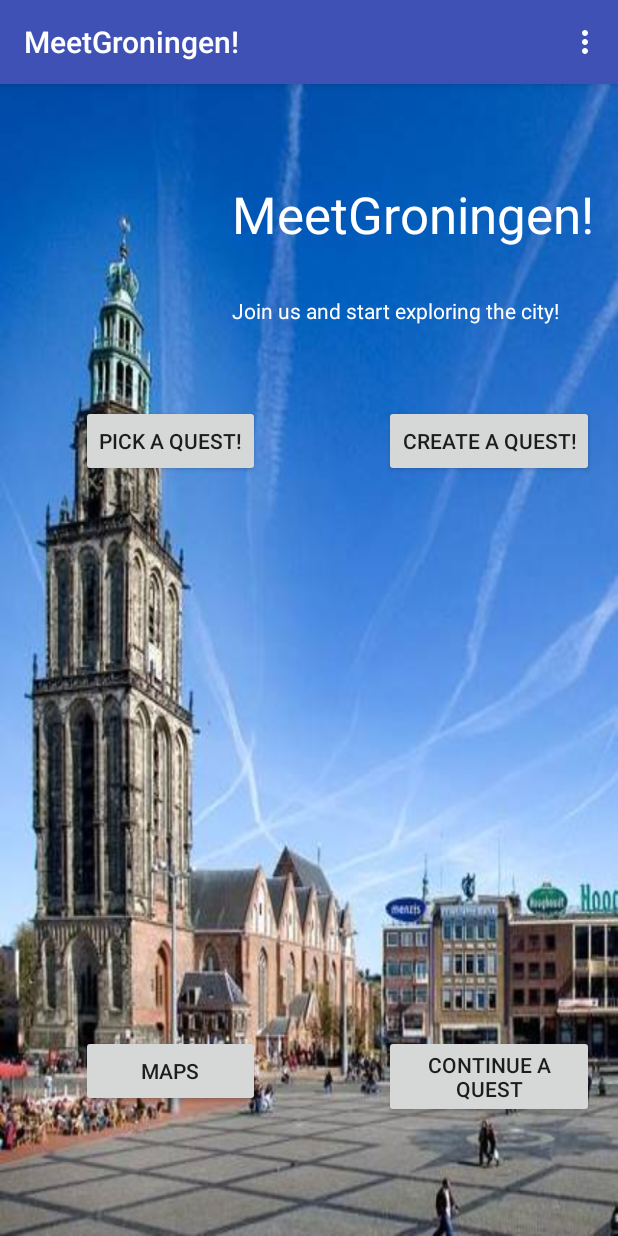
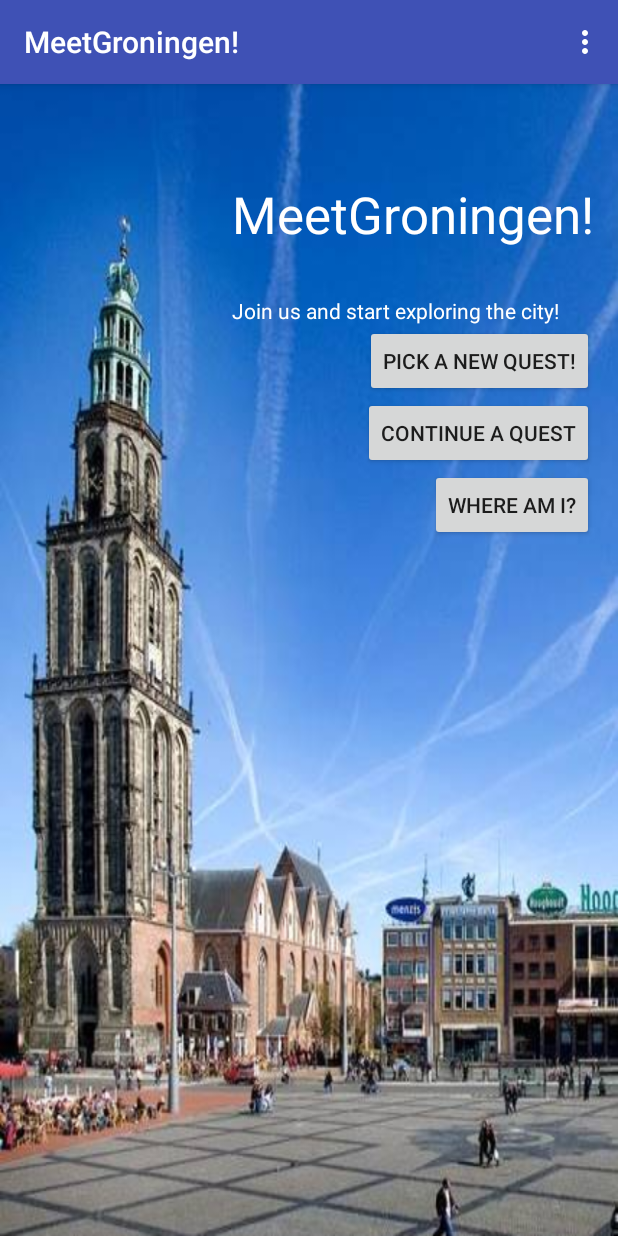
Before and after one commit to RUGSoftEng/Team-2, an Android app: the screen it shows after launch (MainActivity), on a phone screen of 412 x 824 dp. Run offline under Robolectric (Android 15) with nearby library versions, the light colour scheme and no system bars.

Commit message:
Create quest button hidden + layout change

```diff
--- a/app/src/main/java/com/mycompany/myapp/MainActivity.java
+++ b/app/src/main/java/com/mycompany/myapp/MainActivity.java
@@ -94,6 +94,7 @@ public class MainActivity extends AppCompatActivity { //TODO: apps should still
 
 
         Button makeQuest = (Button) findViewById(R.id.createQuest);
+        makeQuest.setVisibility(View.GONE);
         makeQuest.setOnClickListener(new View.OnClickListener() {
             @Override
             public void onClick(View v) {
--- a/app/src/main/res/layout/content_main.xml
+++ b/app/src/main/res/layout/content_main.xml
@@ -48,29 +48,28 @@
         android:layout_height="wrap_content"
         android:text="@string/button_main"
         android:layout_marginLeft="38dp"
-        android:layout_marginTop="53dp"
         android:id="@+id/button_main"
         android:enabled="true"
+        android:nestedScrollingEnabled="false"
         android:layout_below="@+id/textView"
-        android:nestedScrollingEnabled="false" />
+        android:layout_alignParentEnd="true" />
 
     <Button
         android:layout_width="wrap_content"
         android:layout_height="wrap_content"
         android:text="Create A Quest!"
         android:id="@+id/createQuest"
-        android:layout_alignTop="@+id/button_main"
-        android:layout_alignEnd="@+id/textView1" />
+        android:layout_alignParentBottom="true"
+        android:layout_alignParentEnd="true"
+        android:layout_marginBottom="57dp" />
 
     <Button
         android:layout_width="wrap_content"
         android:layout_height="wrap_content"
-        android:text="MAPS"
+        android:text="Where am I?"
         android:id="@+id/mapButton"
-        android:layout_marginBottom="70dp"
-        android:layout_alignParentBottom="true"
-        android:layout_alignEnd="@+id/button_main"
-        android:layout_alignStart="@+id/button_main" />
+        android:layout_below="@+id/continueButton"
+        android:layout_alignParentEnd="true" />
 
     <Button
         style="?android:attr/buttonStyleSmall"
@@ -78,9 +77,8 @@
         android:layout_height="wrap_content"
         android:text="Continue A quest"
         android:id="@+id/continueButton"
-        android:layout_alignEnd="@+id/createQuest"
-        android:layout_alignStart="@+id/createQuest"
-        android:layout_alignTop="@+id/mapButton" />
+        android:layout_below="@+id/button_main"
+        android:layout_alignParentEnd="true" />
 
 
 </RelativeLayout>
--- a/app/src/main/res/values/strings.xml
+++ b/app/src/main/res/values/strings.xml
@@ -8,7 +8,7 @@
 
     <string name="string_main">Join us and start exploring the city!</string>
     <string name="string1_main">MeetGroningen!</string>
-    <string name="button_main">Pick a quest!</string>
+    <string name="button_main">Pick a new quest!</string>
 
     <!-- Strings for Quest -->
 
```
Also changed, not shown: app/src/main/java/com/mycompany/myapp/Initializer.java (line endings or trailing spaces).
